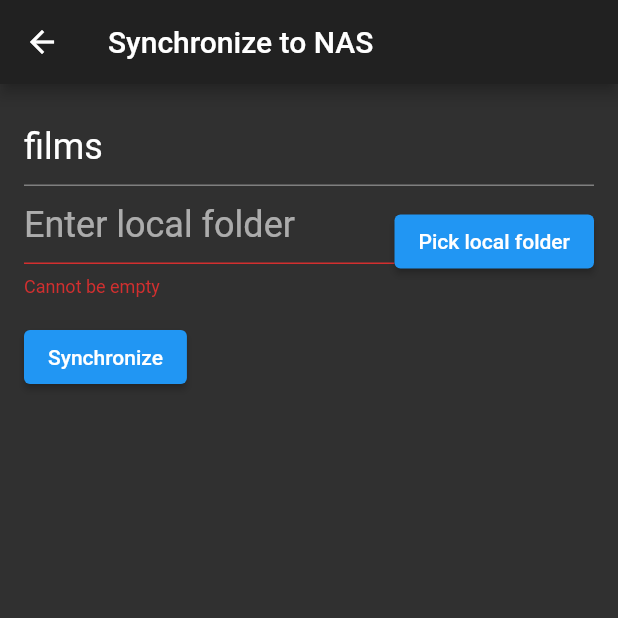
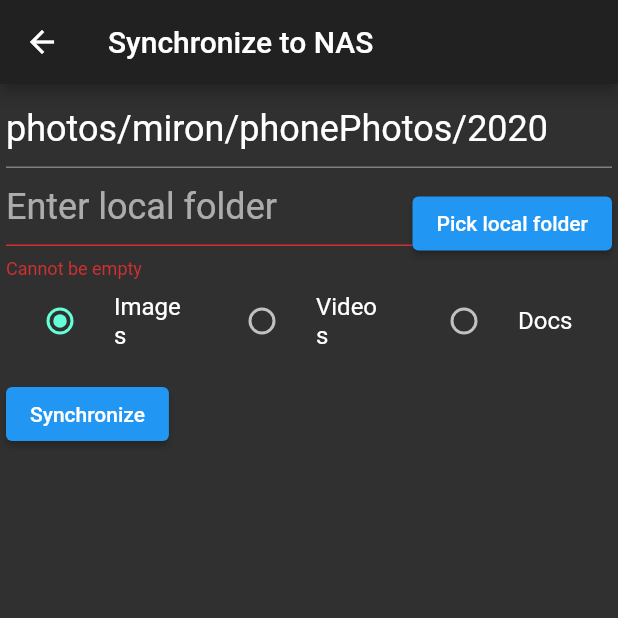
Before and after one commit to karlovjan/iothub-flutter, a Flutter app: the NASSyncMainPage screen opened by its route, after a tap on "Synchronize", on a phone screen of 412 x 824 dp, the top half of it. Run offline on Flutter 3.47's test engine with Material 2 defaults, Android fonts, the phone set to English and light mode, and no system bars; our stand-ins replace charts_flutter, cloud_firestore, dio, file_picker, firebase_auth, firebase_core and 2 more; accounts and stored records are empty; statements that could not run were skipped; project files that could hold a hidden picture were left out.

Commit message:
nacteni souboru a jejich filtrovani podle typu souboru (img, video, ..)

```diff
--- a/lib/src/ui/pages/home.dart
+++ b/lib/src/ui/pages/home.dart
@@ -15,7 +15,7 @@ class HomePage extends StatelessWidget {
       ),
       // body is the majority of the screen.
       body: GridView.extent(
-        maxCrossAxisExtent: 100,
+        maxCrossAxisExtent: 120.0,
         crossAxisSpacing: 4.0,
         mainAxisSpacing: 4.0,
         padding: const EdgeInsets.all(4.0),
--- a/lib/src/ui/pages/nas/nas_sync_page.dart
+++ b/lib/src/ui/pages/nas/nas_sync_page.dart
@@ -1,13 +1,17 @@
+import 'dart:developer';
+import 'dart:io';
+
 import 'package:file_picker/file_picker.dart';
 import 'package:flutter/foundation.dart' show kIsWeb;
 import 'package:flutter/material.dart';
+import 'package:flutter/rendering.dart';
 import 'package:flutter/services.dart';
 import 'package:iothub/src/data_source/http_dio_nas_file_sync_service.dart';
-import 'package:iothub/src/data_source/http_nas_file_sync_service.dart';
 import 'package:iothub/src/service/exceptions/nas_file_sync_exception.dart';
 import 'package:iothub/src/service/interfaces/nas_file_sync_service.dart';
 import 'package:iothub/src/service/nas_file_sync_state.dart';
 import 'package:iothub/src/ui/exceptions/error_handler.dart';
+import 'package:iothub/src/ui/widgets/data_loader_indicator.dart';
 import 'package:states_rebuilder/states_rebuilder.dart';
 
 //  https://github.com/GIfatahTH/states_rebuilder/tree/master/examples/ex_009_1_3_ca_todo_mvc_with_state_persistence
@@ -21,7 +25,8 @@ import 'package:states_rebuilder/states_rebuilder.dart';
 //TODO prevest do konfigurace, staci jen staticke - a zavisle na prostredi - devel, test, produkce - nas.local:8443
 final nasFileSyncState =
 // RM.inject(() => NASFileSyncState(RM.inject<NASFileSyncService>(() => HTTPNASFileSyncService('smbrest.home')).state));
-    RM.inject(() => NASFileSyncState(RM.inject<NASFileSyncService>(() => DIOHTTPNASFileSyncService('smbrest.home')).state));
+    RM.inject(
+        () => NASFileSyncState(RM.inject<NASFileSyncService>(() => DIOHTTPNASFileSyncService('smbrest.home')).state));
 
 ///Class showing a page for setting a NAS folder
 class NASSyncMainPage extends StatefulWidget {
@@ -34,6 +39,7 @@ class NASSyncMainPage extends StatefulWidget {
 class _SyncPathEditFormState extends State<NASSyncMainPage> {
   final _formKey = GlobalKey<FormState>();
   final _localFolderPathTextFieldController = TextEditingController();
+  var _fileTypeForSync = FileTypeForSync.image;
 
   // Here we use a StatefulWidget to hold local fields _nasFolder and _localFolder
   String _nasFolder;
@@ -41,8 +47,8 @@ class _SyncPathEditFormState extends State<NASSyncMainPage> {
   // String _localFolder;
 
   String _extension;
-  bool _multiPick = true;
-  FileType _pickingType = FileType.any;
+  final bool _multiPick = true;
+  final FileType _pickingType = FileType.any;
   List<PlatformFile> _paths;
 
   @override
@@ -104,7 +110,12 @@ class _SyncPathEditFormState extends State<NASSyncMainPage> {
         ),
       ),
       body: Padding(
-        padding: EdgeInsets.all(16.0),
+        padding: EdgeInsets.all(4.0),
+        child: Column(
+          crossAxisAlignment: CrossAxisAlignment.start,
+          children: [
+            SizedBox(
+              height: 260,
             child: Form(
               key: _formKey,
               autovalidateMode: AutovalidateMode.always,
@@ -117,8 +128,8 @@ class _SyncPathEditFormState extends State<NASSyncMainPage> {
                   TextFormField(
                     key: Key('__NASFolderField'),
                     // initialValue: '/home/mbaros/Pictures/test',
-                initialValue: 'films',
-                // initialValue: 'photos/miron/phonePhotos/2020',
+                    // initialValue: 'films',
+                    initialValue: 'photos/miron/phonePhotos/2020',
                     //photos/miron/phoneVideos
                     //photos/miron/whatsapp/2020_photos
                     //photos/miron/whatsapp/2020_video
@@ -148,14 +159,15 @@ class _SyncPathEditFormState extends State<NASSyncMainPage> {
                           if (!kIsWeb) {
                             _selectFolder();
                           } else {
-                        ErrorHandler.showErrorDialog(context, NASFileException('Opening a folder is not allowed on the Web!'));
+                            ErrorHandler.showErrorDialog(
+                                context, NASFileException('Opening a folder is not allowed on the Web!'));
                           }
-
                         },
                         child: Text('Pick local folder'),
                       ),
                     ],
                   ),
+                  createRadiobuttonFileTypeList(),
                   Padding(
                     padding: const EdgeInsets.symmetric(vertical: 16.0),
                     child: ElevatedButton(
@@ -166,15 +178,19 @@ class _SyncPathEditFormState extends State<NASSyncMainPage> {
 
                           nasFileSyncState.state.initSync();
 
+                          CommonDataLoadingIndicator();
                           try {
-                        final transferedFileStream = nasFileSyncState.state
-                            .syncFolderWithNAS(_localFolderPathTextFieldController.value.text, _nasFolder);
 
-                        await for (var transferedFile in transferedFileStream) {
-                          await nasFileSyncState.setState((s) => s.transferedFile = transferedFile.fileName);
-                        }
+
+                            await nasFileSyncState.setState((s) async => {
+
+                            s.transferringFileList = await nasFileSyncState.state.getFilesForSynchronization(
+                                _localFolderPathTextFieldController.value.text, _nasFolder, _fileTypeForSync)
+
+                              },
+                            shouldAwait: true,
+                            onError: ErrorHandler.showErrorDialog);
                           } catch (e) {
-
                             ErrorHandler.showErrorDialog(context, e);
                           }
                         }
@@ -182,15 +198,127 @@ class _SyncPathEditFormState extends State<NASSyncMainPage> {
                       child: Text('Synchronize'),
                     ),
                   ),
-              nasFileSyncState.whenRebuilderOr(
+                ],
+              ),
+            ),
+            ),
+            Flexible(
+              child: nasFileSyncState.whenRebuilderOr(
                 onIdle: () => Text('No transferred file'),
-                onError: (e) => Text('error : $e'),
-                builder: () => Text(nasFileSyncState.state.transferedFile ?? '...'),
+                onWaiting: () => CommonDataLoadingIndicator(),
+                onError: (e) {
+                  log('ERROR: ${e}');
+
+                  return Text('${e}');
+                },
+                builder: () => _showImagesToTransfer(context, nasFileSyncState.state.transferringFileList),
+              ),
             ),
           ],
         ),
       ),
+    );
+  }
+
+  Widget _showImagesToTransfer(BuildContext context, List<File> transferringFileList) {
+    return GridView.count(
+      primary: false,
+      padding: const EdgeInsets.all(4),
+      crossAxisSpacing: 4,
+      mainAxisSpacing: 4,
+      crossAxisCount: 4,
+      shrinkWrap: true,
+      children: transferringFileList.take(25).map((imgFile) => _createThumbnail(context, imgFile)).toList(),
+    );
+  }
+
+  Widget _createThumbnail(BuildContext context, File imgFile) {
+    return Ink.image(
+      key: ValueKey(imgFile.path),
+      image: FileImage(imgFile),
+      fit: BoxFit.cover,
+      width: 120.0,
+      height: 120.0,
+      onImageError: (exception, stackTrace) => { },
+      child: InkWell(
+        splashColor: Colors.blueGrey,
+        onTap: () {
+          ScaffoldMessenger.of(context).hideCurrentSnackBar();
+          ScaffoldMessenger.of(context).showSnackBar(SnackBar(
+            backgroundColor: Theme.of(context).backgroundColor,
+            padding: EdgeInsets.only(left: 10, right: 10),
+            action: SnackBarAction(
+              label: 'Remove',
+              onPressed: () async {
+                await nasFileSyncState.setState((s) => s.transferringFileList.remove(imgFile));
+                ScaffoldMessenger.of(context).hideCurrentSnackBar();
+                ScaffoldMessenger.of(context).showSnackBar(SnackBar(
+                    backgroundColor: Theme.of(context).backgroundColor,
+                content: const Text('Foto Removed'),
+                ),
+                );
+              },
+            ),
+            content: Text(imgFile.path),
+          ),
+          );
+        },
       ),
     );
   }
+
+  Widget createRadiobuttonFileTypeList() {
+    return Row(
+      mainAxisAlignment: MainAxisAlignment.start,
+      crossAxisAlignment: CrossAxisAlignment.start,
+      mainAxisSize: MainAxisSize.min,
+      children: <Widget>[
+        Expanded(
+          child: SizedBox(
+            height: 50.0,
+            child: RadioListTile<FileTypeForSync>(
+              title: const Text('Images'),
+              value: FileTypeForSync.image,
+              groupValue: _fileTypeForSync,
+              onChanged: (FileTypeForSync value) {
+                setState(() {
+                  _fileTypeForSync = value;
+                });
+              },
+            ),
+          ),
+        ),
+        Expanded(
+          child: SizedBox(
+            height: 50.0,
+            child: RadioListTile<FileTypeForSync>(
+              title: const Text('Videos'),
+              value: FileTypeForSync.video,
+              groupValue: _fileTypeForSync,
+              onChanged: (FileTypeForSync value) {
+                setState(() {
+                  _fileTypeForSync = value;
+                });
+              },
+            ),
+          ),
+        ),
+        Expanded(
+          child: SizedBox(
+            height: 50.0,
+            child: RadioListTile<FileTypeForSync>(
+              title: const Text('Docs'),
+              value: FileTypeForSync.doc,
+              groupValue: _fileTypeForSync,
+              onChanged: (FileTypeForSync value) {
+                setState(() {
+                  _fileTypeForSync = value;
+                });
+              },
+            ),
+          ),
+        ),
+      ],
+    );
   }
+}
```
Also changed, not shown: lib/src/data_source/http_nas_file_sync_service.dart (+2 -41 lines), lib/src/service/nas_file_sync_state.dart (+56 -30 lines), 3 other files. Lines whose indentation alone changed are shown as unchanged.
